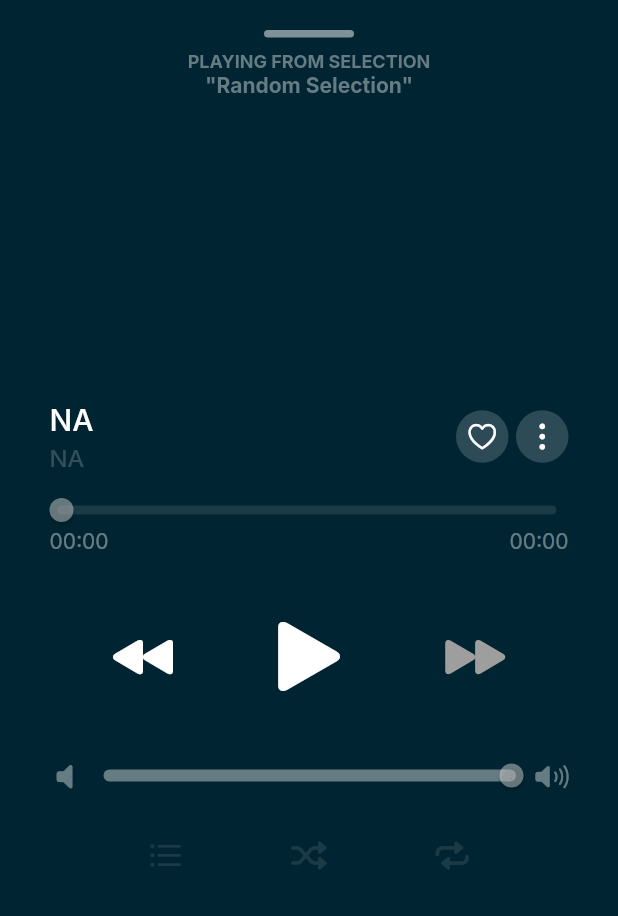
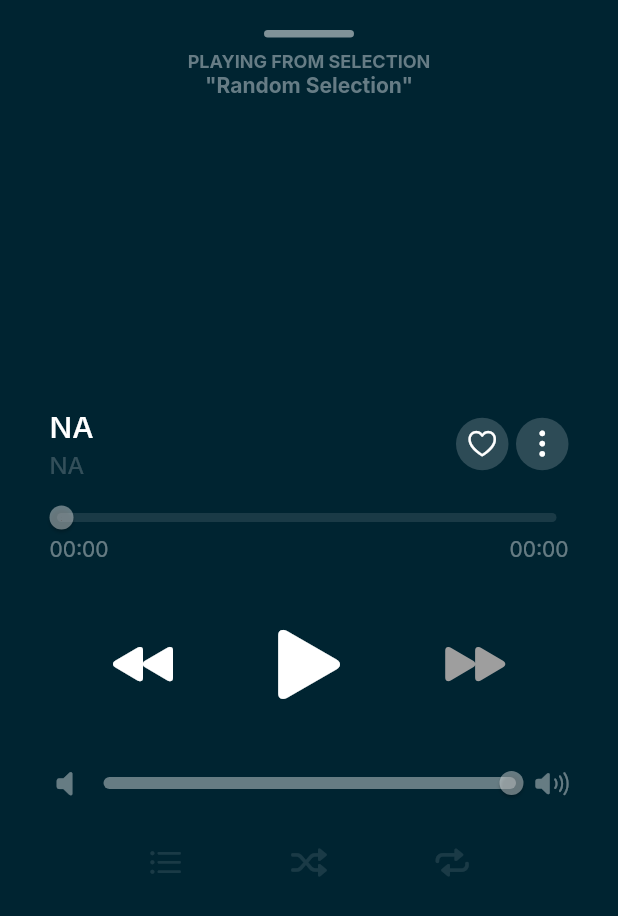
Before and after one commit to Envoy-Z-Studio/Harmony-Music, a Flutter app: the Player screen opened directly, on a phone screen of 412 x 824 dp. Shown: the top 916 px of the screen. Run offline on Flutter 3.47's test engine with Material 3 defaults, Android fonts, the phone set to English and light mode, and no system bars; our stand-ins replace app_links, audio_service, audio_video_progress_bar, buttons_tabbar, cached_network_image, dio and 14 more; missing offline and left inert: audiotags, flutter_lyric, jni, just_audio_media_kit, media_kit, sidebar_with_animation and 7 more; accounts and stored records are empty; network calls fail.

Commit message:
Update player.dart

```diff
--- a/lib/Screens/Player/player.dart
+++ b/lib/Screens/Player/player.dart
@@ -285,7 +285,7 @@ class Player extends StatelessWidget {
                         children: [
                           // Top Padding (Lyrics Visibility Dependent)
                            SizedBox(
-                                height: size.height < 750 ? 75 : 100,
+                                height: size.height < 750 ? 80 : 110,
                               ),
 
 
```
